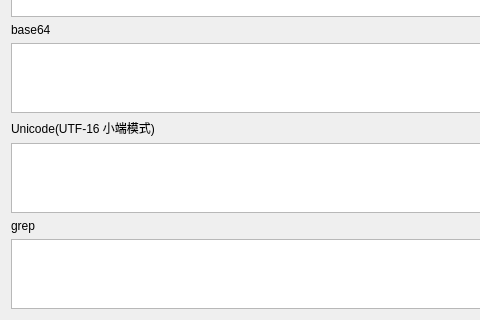
Above: widget.ui from sleepinging/charcode before the change; both pictures show x 0 to 480 and y 290 to 610 of the 800 by 610 pixel window. Below: the same form after it.
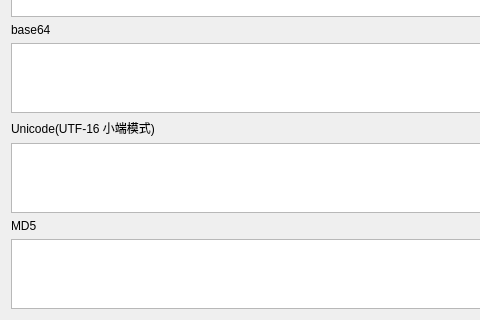
That is the form after the change.

Commit message: 修改grep为MD5

Diff of the .ui file:
```diff
--- a/widget.ui
+++ b/widget.ui
@@ -120,7 +120,7 @@
    <item row="11" column="0">
     <widget class="QLabel" name="label_6">
      <property name="text">
-      <string>grep</string>
+      <string>MD5</string>
      </property>
     </widget>
    </item>
```
Left out of the diff: 4 changed lines with no effect on the pictures. The commit also changes 2 other files.
